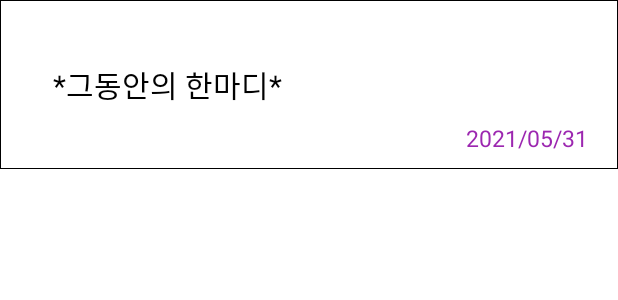
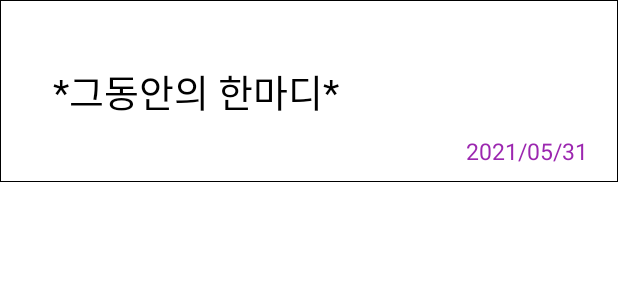
Before and after one commit to 2tle/Dalvodre, an Android app: the layout imagetext_recyclerview.xml on its own in the app's theme, with its tools: preview values and no code run, on a phone screen of 412 x 824 dp. Shown: the top 300 px of the screen. Run offline under Robolectric (Android 15) with nearby library versions, the light colour scheme and no system bars.

Commit message:
기타emed

```diff
--- a/app/src/main/res/layout/imagetext_recyclerview.xml
+++ b/app/src/main/res/layout/imagetext_recyclerview.xml
@@ -14,9 +14,10 @@
         android:id="@+id/text_ex"
         android:layout_width="wrap_content"
         android:layout_height="wrap_content"
-        android:textSize="20sp"
+        android:textSize="25sp"
         android:text="*그동안의 한마디*"
         android:textColor="@color/black"
+        android:fontFamily="@font/cafe24_font"
         app:layout_constraintTop_toTopOf="parent"
         app:layout_constraintBottom_toBottomOf="parent"
         app:layout_constraintLeft_toLeftOf="parent"
```
